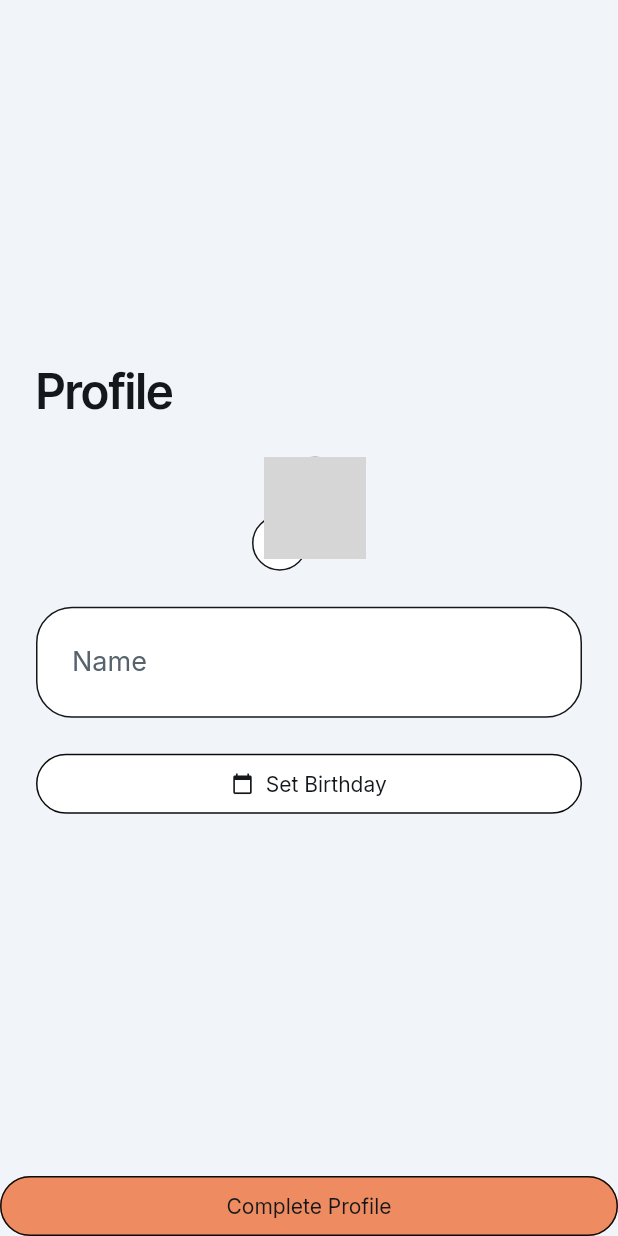
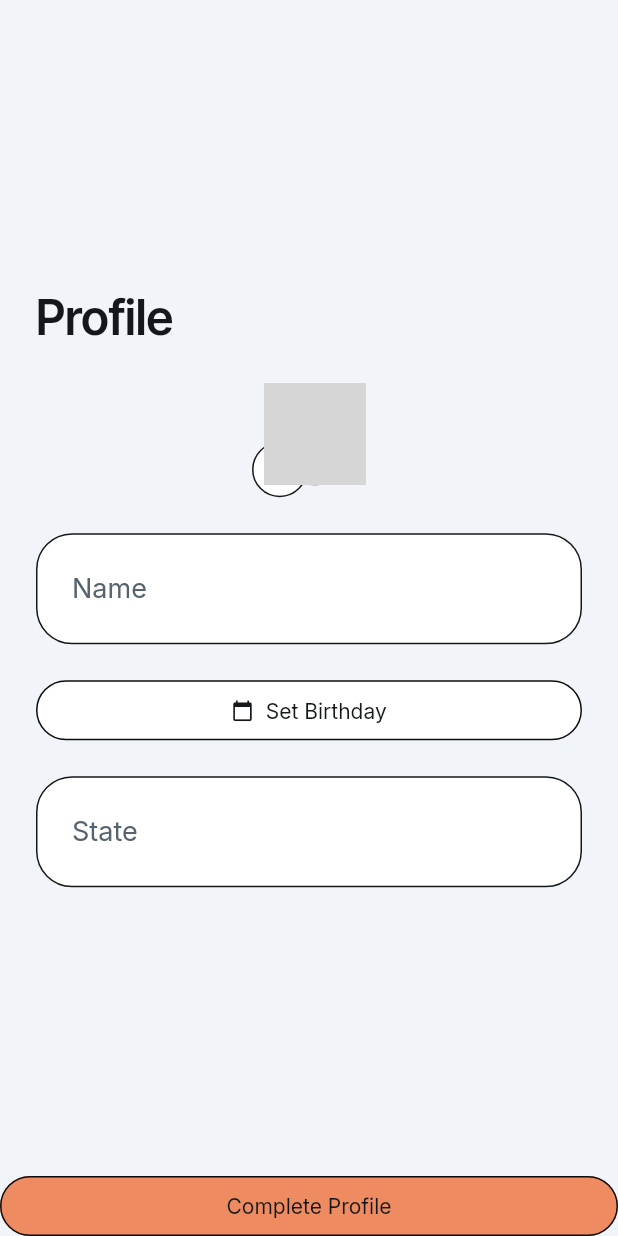
Before and after one commit to LabrieCam/TodoApp-FlutterFlow, a Flutter app: the OnboardingWidget screen opened by its route, on a phone screen of 412 x 824 dp. Run offline on Flutter 3.47's test engine with Material 3 defaults, Android fonts, the phone set to English and light mode, and no system bars; drawn by our look-alikes of auto_size_text; our stand-ins replace cloud_firestore, easy_debounce, file_picker, firebase_auth, firebase_core, firebase_storage and 13 more; missing offline and left inert: json_path, mime_type; accounts and stored records are empty; network calls fail; grey boxes are pictures that could not be loaded.

Commit message:
Added logo and state widget

```diff
--- a/lib/backend/schema/users_record.dart
+++ b/lib/backend/schema/users_record.dart
@@ -50,6 +50,11 @@ class UsersRecord extends FirestoreRecord {
   DateTime? get birthday => _birthday;
   bool hasBirthday() => _birthday != null;
 
+  // "State" field.
+  String? _state;
+  String get state => _state ?? '';
+  bool hasState() => _state != null;
+
   void _initializeFields() {
     _email = snapshotData['email'] as String?;
     _displayName = snapshotData['display_name'] as String?;
@@ -58,6 +63,7 @@ class UsersRecord extends FirestoreRecord {
     _createdTime = snapshotData['created_time'] as DateTime?;
     _phoneNumber = snapshotData['phone_number'] as String?;
     _birthday = snapshotData['birthday'] as DateTime?;
+    _state = snapshotData['State'] as String?;
   }
 
   static CollectionReference get collection =>
@@ -101,6 +107,7 @@ Map<String, dynamic> createUsersRecordData({
   DateTime? createdTime,
   String? phoneNumber,
   DateTime? birthday,
+  String? state,
 }) {
   final firestoreData = mapToFirestore(
     <String, dynamic>{
@@ -111,6 +118,7 @@ Map<String, dynamic> createUsersRecordData({
       'created_time': createdTime,
       'phone_number': phoneNumber,
       'birthday': birthday,
+      'State': state,
     }.withoutNulls,
   );
 
@@ -128,7 +136,8 @@ class UsersRecordDocumentEquality implements Equality<UsersRecord> {
         e1?.uid == e2?.uid &&
         e1?.createdTime == e2?.createdTime &&
         e1?.phoneNumber == e2?.phoneNumber &&
-        e1?.birthday == e2?.birthday;
+        e1?.birthday == e2?.birthday &&
+        e1?.state == e2?.state;
   }
 
   @override
@@ -139,7 +148,8 @@ class UsersRecordDocumentEquality implements Equality<UsersRecord> {
         e?.uid,
         e?.createdTime,
         e?.phoneNumber,
-        e?.birthday
+        e?.birthday,
+        e?.state
       ]);
 
   @override
--- a/lib/login/login_widget.dart
+++ b/lib/login/login_widget.dart
@@ -82,7 +82,7 @@ class _LoginWidgetState extends State<LoginWidget>
                     ClipRRect(
                       borderRadius: BorderRadius.circular(8.0),
                       child: Image.asset(
-                        'assets/images/170681418.png',
+                        'assets/images/Cameron_Labrie.png',
                         width: 200.0,
                         height: 200.0,
                         fit: BoxFit.cover,
--- a/lib/onboarding/onboarding_model.dart
+++ b/lib/onboarding/onboarding_model.dart
@@ -11,17 +11,24 @@ class OnboardingModel extends FlutterFlowModel<OnboardingWidget> {
   String uploadedFileUrl = '';
 
   // State field(s) for TextField widget.
-  FocusNode? textFieldFocusNode;
-  TextEditingController? textController;
-  String? Function(BuildContext, String?)? textControllerValidator;
+  FocusNode? textFieldFocusNode1;
+  TextEditingController? textController1;
+  String? Function(BuildContext, String?)? textController1Validator;
   DateTime? datePicked;
+  // State field(s) for TextField widget.
+  FocusNode? textFieldFocusNode2;
+  TextEditingController? textController2;
+  String? Function(BuildContext, String?)? textController2Validator;
 
   @override
   void initState(BuildContext context) {}
 
   @override
   void dispose() {
-    textFieldFocusNode?.dispose();
-    textController?.dispose();
+    textFieldFocusNode1?.dispose();
+    textController1?.dispose();
+
+    textFieldFocusNode2?.dispose();
+    textController2?.dispose();
   }
 }
--- a/lib/onboarding/onboarding_widget.dart
+++ b/lib/onboarding/onboarding_widget.dart
@@ -28,8 +28,11 @@ class _OnboardingWidgetState extends State<OnboardingWidget> {
     super.initState();
     _model = createModel(context, () => OnboardingModel());
 
-    _model.textController ??= TextEditingController();
-    _model.textFieldFocusNode ??= FocusNode();
+    _model.textController1 ??= TextEditingController();
+    _model.textFieldFocusNode1 ??= FocusNode();
+
+    _model.textController2 ??= TextEditingController();
+    _model.textFieldFocusNode2 ??= FocusNode();
 
     WidgetsBinding.instance.addPostFrameCallback((_) => safeSetState(() {}));
   }
@@ -186,10 +189,10 @@ class _OnboardingWidgetState extends State<OnboardingWidget> {
                       SizedBox(
                         width: double.infinity,
                         child: TextFormField(
-                          controller: _model.textController,
-                          focusNode: _model.textFieldFocusNode,
+                          controller: _model.textController1,
+                          focusNode: _model.textFieldFocusNode1,
                           onChanged: (_) => EasyDebounce.debounce(
-                            '_model.textController',
+                            '_model.textController1',
                             const Duration(milliseconds: 2000),
                             () => safeSetState(() {}),
                           ),
@@ -244,10 +247,10 @@ class _OnboardingWidgetState extends State<OnboardingWidget> {
                                 .secondaryBackground,
                             contentPadding: const EdgeInsetsDirectional.fromSTEB(
                                 24.0, 26.0, 24.0, 26.0),
-                            suffixIcon: _model.textController!.text.isNotEmpty
+                            suffixIcon: _model.textController1!.text.isNotEmpty
                                 ? InkWell(
                                     onTap: () async {
-                                      _model.textController?.clear();
+                                      _model.textController1?.clear();
                                       safeSetState(() {});
                                     },
                                     child: const Icon(
@@ -264,7 +267,7 @@ class _OnboardingWidgetState extends State<OnboardingWidget> {
                                   ),
                           keyboardType: TextInputType.name,
                           cursorColor: FlutterFlowTheme.of(context).primaryText,
-                          validator: _model.textControllerValidator
+                          validator: _model.textController1Validator
                               .asValidator(context),
                         ),
                       ),
@@ -346,6 +349,91 @@ class _OnboardingWidgetState extends State<OnboardingWidget> {
                           borderRadius: BorderRadius.circular(24.0),
                         ),
                       ),
+                      SizedBox(
+                        width: double.infinity,
+                        child: TextFormField(
+                          controller: _model.textController2,
+                          focusNode: _model.textFieldFocusNode2,
+                          onChanged: (_) => EasyDebounce.debounce(
+                            '_model.textController2',
+                            const Duration(milliseconds: 2000),
+                            () => safeSetState(() {}),
+                          ),
+                          autofocus: false,
+                          obscureText: false,
+                          decoration: InputDecoration(
+                            isDense: true,
+                            labelStyle: FlutterFlowTheme.of(context)
+                                .labelLarge
+                                .override(
+                                  fontFamily: 'Inter',
+                                  letterSpacing: 0.0,
+                                ),
+                            hintText: 'State',
+                            hintStyle: FlutterFlowTheme.of(context)
+                                .labelMedium
+                                .override(
+                                  fontFamily: 'Inter',
+                                  fontSize: 18.0,
+                                  letterSpacing: 0.0,
+                                ),
+                            enabledBorder: OutlineInputBorder(
+                              borderSide: BorderSide(
+                                color: FlutterFlowTheme.of(context).primaryText,
+                                width: 1.0,
+                              ),
+                              borderRadius: BorderRadius.circular(24.0),
+                            ),
+                            focusedBorder: OutlineInputBorder(
+                              borderSide: BorderSide(
+                                color: FlutterFlowTheme.of(context).primary,
+                                width: 1.0,
+                              ),
+                              borderRadius: BorderRadius.circular(24.0),
+                            ),
+                            errorBorder: OutlineInputBorder(
+                              borderSide: BorderSide(
+                                color: FlutterFlowTheme.of(context).error,
+                                width: 1.0,
+                              ),
+                              borderRadius: BorderRadius.circular(24.0),
+                            ),
+                            focusedErrorBorder: OutlineInputBorder(
+                              borderSide: BorderSide(
+                                color: FlutterFlowTheme.of(context).error,
+                                width: 1.0,
+                              ),
+                              borderRadius: BorderRadius.circular(24.0),
+                            ),
+                            filled: true,
+                            fillColor: FlutterFlowTheme.of(context)
+                                .secondaryBackground,
+                            contentPadding: const EdgeInsetsDirectional.fromSTEB(
+                                24.0, 26.0, 24.0, 26.0),
+                            suffixIcon: _model.textController2!.text.isNotEmpty
+                                ? InkWell(
+                                    onTap: () async {
+                                      _model.textController2?.clear();
+                                      safeSetState(() {});
+                                    },
+                                    child: const Icon(
+                                      Icons.clear,
+                                      size: 24.0,
+                                    ),
+                                  )
+                                : null,
+                          ),
+                          style:
+                              FlutterFlowTheme.of(context).bodyMedium.override(
+                                    fontFamily: 'Inter',
+                                    letterSpacing: 0.0,
+                                  ),
+                          keyboardType: TextInputType.name,
+                          cursorColor: FlutterFlowTheme.of(context).primaryText,
+                          validator: _model.textController2Validator
+                              .asValidator(context),
+                        ),
+                      ),
                     ].divide(const SizedBox(height: 24.0)),
                   ),
                 ),
@@ -353,8 +441,9 @@ class _OnboardingWidgetState extends State<OnboardingWidget> {
               FFButtonWidget(
                 onPressed: () async {
                   await currentUserReference!.update(createUsersRecordData(
-                    displayName: _model.textController.text,
+                    displayName: _model.textController1.text,
                     birthday: _model.datePicked,
+                    state: _model.textController2.text,
                   ));
 
                   context.goNamed('tasks');
```
Also changed, not shown: assets/images/170681418.png (deleted), assets/images/Cameron_Labrie.png (added).
